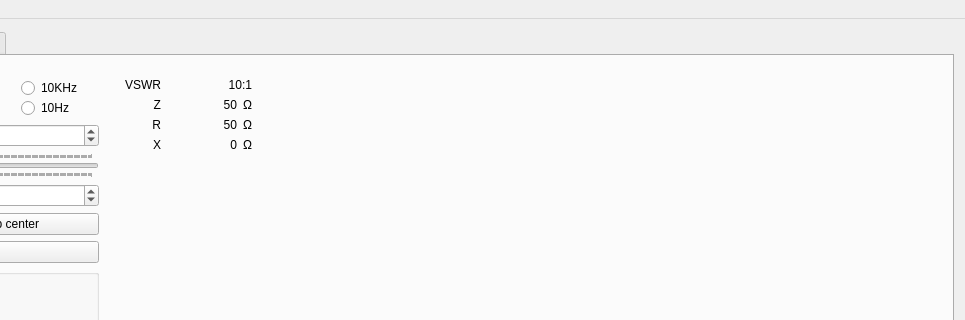
OnnoBH/sark-100-antenna-analyzer, file mainwindow.ui: the form before one commit; both pictures show x 214 to 1179 and y 0 to 320 of the 1179 by 864 pixel window.
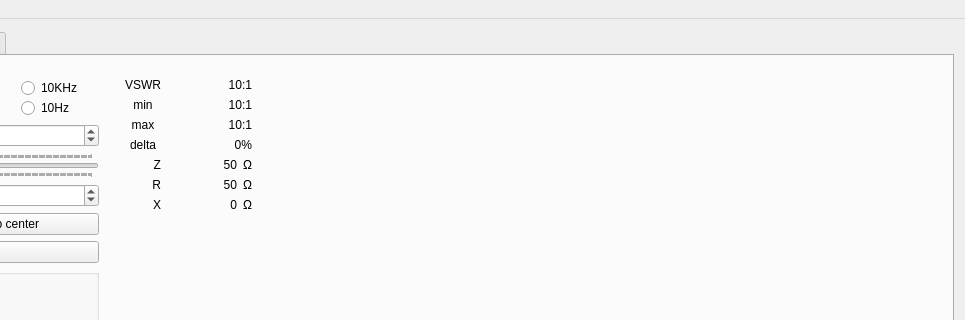
The form after the commit. Icons and pictures are not drawn. Custom widgets are drawn as their Qt base class.

Commit message: Fixed bug with settings and also refactor of the fixed tab. It now tracks deviation of swr too. Its pretty cool to use with loop and changes over time

Patch:
```diff
--- a/mainwindow.ui
+++ b/mainwindow.ui
@@ -296,7 +296,24 @@
           </widget>
           <widget class="QWidget" name="verticalLayoutWidget_2">
            <layout class="QGridLayout" name="gridLayout_5">
-            <item row="3" column="0">
+            <item row="2" column="4">
+             <widget class="BarGraph" name="SWR_max" native="true">
+              <property name="sizePolicy">
+               <sizepolicy hsizetype="Minimum" vsizetype="Preferred">
+                <horstretch>0</horstretch>
+                <verstretch>0</verstretch>
+               </sizepolicy>
+              </property>
+             </widget>
+            </item>
+            <item row="4" column="2">
+             <widget class="QLabel" name="label_19">
+              <property name="text">
+               <string>Ω</string>
+              </property>
+             </widget>
+            </item>
+            <item row="6" column="0">
              <widget class="QLabel" name="label_18">
               <property name="text">
                <string>X</string>
@@ -306,14 +323,14 @@
               </property>
              </widget>
             </item>
-            <item row="3" column="2">
+            <item row="6" column="2">
              <widget class="QLabel" name="label_21">
               <property name="text">
                <string>Ω</string>
               </property>
              </widget>
             </item>
-            <item row="2" column="1">
+            <item row="5" column="1">
              <widget class="QLabel" name="R_lbl">
               <property name="minimumSize">
                <size>
@@ -329,7 +346,14 @@
               </property>
              </widget>
             </item>
-            <item row="2" column="0">
+            <item row="5" column="2">
+             <widget class="QLabel" name="label_20">
+              <property name="text">
+               <string>Ω</string>
+              </property>
+             </widget>
+            </item>
+            <item row="5" column="0">
              <widget class="QLabel" name="label_17">
               <property name="text">
                <string>R</string>
@@ -349,7 +373,7 @@
               </property>
              </widget>
             </item>
-            <item row="1" column="3">
+            <item row="4" column="4">
              <widget class="BarGraph" name="Z_Bar" native="true">
               <property name="sizePolicy">
                <sizepolicy hsizetype="Minimum" vsizetype="Preferred">
@@ -359,7 +383,7 @@
               </property>
              </widget>
             </item>
-            <item row="1" column="1" alignment="Qt::AlignRight">
+            <item row="4" column="1" alignment="Qt::AlignRight">
              <widget class="QLabel" name="Z_lbl">
               <property name="minimumSize">
                <size>
@@ -375,7 +399,7 @@
               </property>
              </widget>
             </item>
-            <item row="4" column="3">
+            <item row="7" column="4">
              <spacer name="horizontalSpacer_2">
               <property name="orientation">
                <enum>Qt::Horizontal</enum>
@@ -391,14 +415,7 @@
               </property>
              </spacer>
             </item>
-            <item row="2" column="2">
-             <widget class="QLabel" name="label_20">
-              <property name="text">
-               <string>Ω</string>
-              </property>
-             </widget>
-            </item>
-            <item row="4" column="0" colspan="3">
+            <item row="7" column="0" colspan="3">
              <spacer name="verticalSpacer_4">
               <property name="orientation">
                <enum>Qt::Vertical</enum>
@@ -411,13 +428,6 @@
               </property>
              </spacer>
             </item>
-            <item row="1" column="2">
-             <widget class="QLabel" name="label_19">
-              <property name="text">
-               <string>Ω</string>
-              </property>
-             </widget>
-            </item>
             <item row="0" column="0">
              <widget class="QLabel" name="label_15">
               <property name="sizePolicy">
@@ -431,7 +441,7 @@
               </property>
              </widget>
             </item>
-            <item row="3" column="1">
+            <item row="6" column="1">
              <widget class="QLabel" name="X_lbl">
               <property name="minimumSize">
                <size>
@@ -447,7 +457,7 @@
               </property>
              </widget>
             </item>
-            <item row="2" column="3">
+            <item row="5" column="4">
              <widget class="BarGraph" name="R_Bar" native="true">
               <property name="sizePolicy">
                <sizepolicy hsizetype="Minimum" vsizetype="Preferred">
@@ -457,7 +467,7 @@
               </property>
              </widget>
             </item>
-            <item row="3" column="3">
+            <item row="6" column="4">
              <widget class="BarGraph" name="X_Bar" native="true">
               <property name="sizePolicy">
                <sizepolicy hsizetype="Minimum" vsizetype="Preferred">
@@ -467,6 +477,70 @@
               </property>
              </widget>
             </item>
+            <item row="4" column="0">
+             <widget class="QLabel" name="label_16">
+              <property name="text">
+               <string>Z</string>
+              </property>
+              <property name="alignment">
+               <set>Qt::AlignRight|Qt::AlignTrailing|Qt::AlignVCenter</set>
+              </property>
+             </widget>
+            </item>
+            <item row="1" column="4">
+             <widget class="BarGraph" name="SWR_min" native="true">
+              <property name="sizePolicy">
+               <sizepolicy hsizetype="Minimum" vsizetype="Preferred">
+                <horstretch>0</horstretch>
+                <verstretch>0</verstretch>
+               </sizepolicy>
+              </property>
+             </widget>
+            </item>
+            <item row="1" column="0">
+             <widget class="QLabel" name="label_29">
+              <property name="sizePolicy">
+               <sizepolicy hsizetype="Fixed" vsizetype="Preferred">
+                <horstretch>0</horstretch>
+                <verstretch>0</verstretch>
+               </sizepolicy>
+              </property>
+              <property name="maximumSize">
+               <size>
+                <width>40</width>
+                <height>16777215</height>
+               </size>
+              </property>
+              <property name="text">
+               <string>min</string>
+              </property>
+              <property name="alignment">
+               <set>Qt::AlignCenter</set>
+              </property>
+             </widget>
+            </item>
+            <item row="2" column="0">
+             <widget class="QLabel" name="label_30">
+              <property name="sizePolicy">
+               <sizepolicy hsizetype="Fixed" vsizetype="Preferred">
+                <horstretch>0</horstretch>
+                <verstretch>0</verstretch>
+               </sizepolicy>
+              </property>
+              <property name="maximumSize">
+               <size>
+                <width>40</width>
+                <height>16777215</height>
+               </size>
+              </property>
+              <property name="text">
+               <string>max</string>
+              </property>
+              <property name="alignment">
+               <set>Qt::AlignCenter</set>
+              </property>
+             </widget>
+            </item>
             <item row="0" column="1" colspan="2">
              <widget class="QLabel" name="SWR_lbl">
               <property name="minimumSize">
@@ -489,16 +563,68 @@
               </property>
              </widget>
             </item>
-            <item row="1" column="0">
-             <widget class="QLabel" name="label_16">
+            <item row="1" column="1" colspan="2">
+             <widget class="QLabel" name="dip">
+              <property name="sizePolicy">
+               <sizepolicy hsizetype="Preferred" vsizetype="Preferred">
+                <horstretch>0</horstretch>
+                <verstretch>0</verstretch>
+               </sizepolicy>
+              </property>
+              <property name="minimumSize">
+               <size>
+                <width>0</width>
+                <height>0</height>
+               </size>
+              </property>
               <property name="text">
-               <string>Z</string>
+               <string>10:1</string>
               </property>
               <property name="alignment">
                <set>Qt::AlignRight|Qt::AlignTrailing|Qt::AlignVCenter</set>
               </property>
              </widget>
             </item>
+            <item row="2" column="1" colspan="2">
+             <widget class="QLabel" name="peak">
+              <property name="text">
+               <string>10:1</string>
+              </property>
+              <property name="alignment">
+               <set>Qt::AlignRight|Qt::AlignTrailing|Qt::AlignVCenter</set>
+              </property>
+             </widget>
+            </item>
+            <item row="3" column="0">
+             <widget class="QLabel" name="label_27">
+              <property name="text">
+               <string>delta</string>
+              </property>
+              <property name="alignment">
+               <set>Qt::AlignCenter</set>
+              </property>
+             </widget>
+            </item>
+            <item row="3" column="1" colspan="2">
+             <widget class="QLabel" name="delta">
+              <property name="text">
+               <string>0%</string>
+              </property>
+              <property name="alignment">
+               <set>Qt::AlignRight|Qt::AlignTrailing|Qt::AlignVCenter</set>
+              </property>
+             </widget>
+            </item>
+            <item row="3" column="4">
+             <widget class="BarGraph" name="SWR_delta" native="true">
+              <property name="sizePolicy">
+               <sizepolicy hsizetype="Minimum" vsizetype="Preferred">
+                <horstretch>0</horstretch>
+                <verstretch>0</verstretch>
+               </sizepolicy>
+              </property>
+             </widget>
+            </item>
            </layout>
           </widget>
          </widget>
```
Left out of the diff: 2 changed lines with no effect on the pictures. The commit also changes 4 other files.
